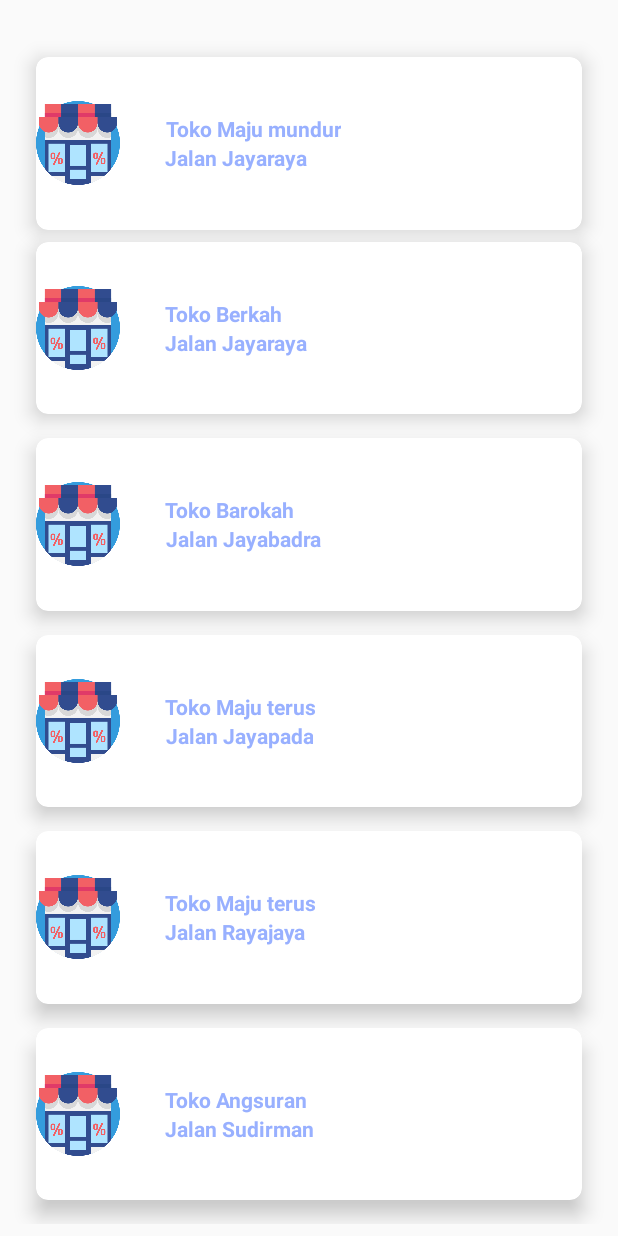
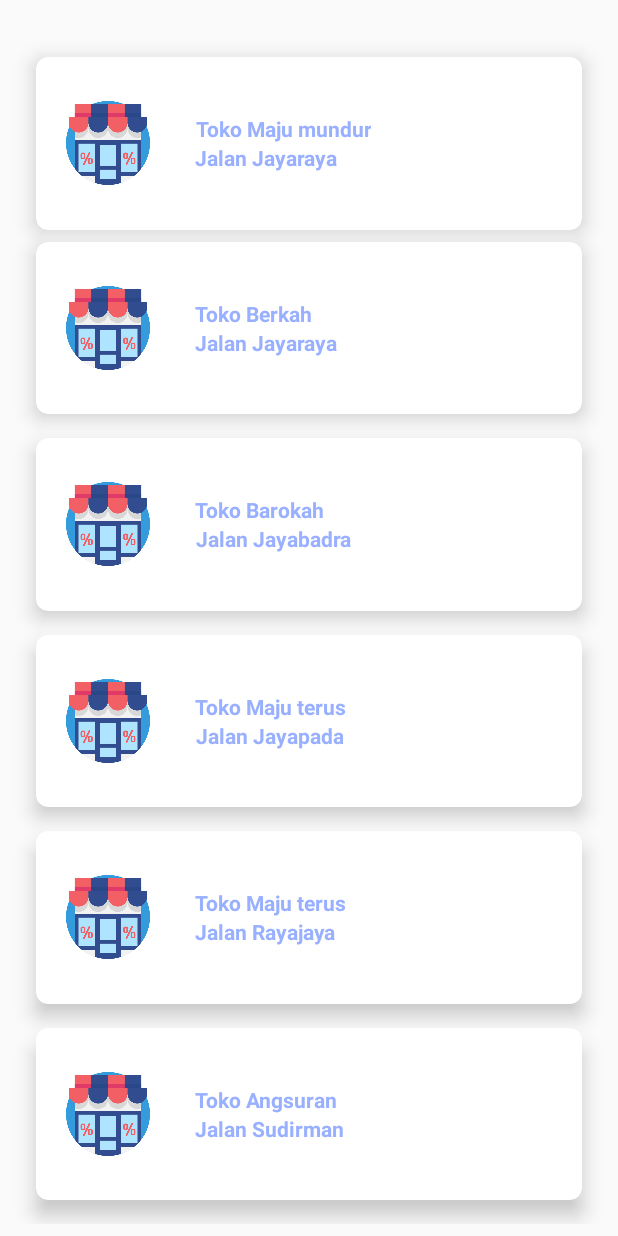
Before and after one commit to rizqikrisandika/Android-Gaslon, an Android app: the layout activity_store.xml on its own in the app's theme, with its tools: preview values and no code run, on a phone screen of 412 x 824 dp. Run offline under Robolectric (Android 15) with nearby library versions, the phone set to English and light mode, and no system bars.

Commit message:
update responsive

```diff
--- a/app/src/main/res/layout-sw420dp/activity_store.xml
+++ b/app/src/main/res/layout-sw420dp/activity_store.xml
@@ -75,6 +75,7 @@
 
         <!-- 1,2-->
         <androidx.cardview.widget.CardView
+            android:id="@+id/tokoB"
             android:layout_width="0dp"
             android:layout_height="0dp"
             android:layout_rowWeight="1"
@@ -128,6 +129,7 @@
 
         <!-- 1,3-->
         <androidx.cardview.widget.CardView
+            android:id="@+id/tokoC"
             android:layout_width="0dp"
             android:layout_height="0dp"
             android:layout_rowWeight="1"
@@ -181,6 +183,7 @@
 
         <!-- 2,1-->
         <androidx.cardview.widget.CardView
+            android:id="@+id/tokoD"
             android:layout_width="0dp"
             android:layout_height="0dp"
             android:layout_rowWeight="1"
@@ -234,6 +237,7 @@
 
         <!-- 2,2-->
         <androidx.cardview.widget.CardView
+            android:id="@+id/tokoE"
             android:layout_width="0dp"
             android:layout_height="0dp"
             android:layout_rowWeight="1"
@@ -287,6 +291,7 @@
 
         <!-- 2,3-->
         <androidx.cardview.widget.CardView
+            android:id="@+id/tokoF"
             android:layout_width="0dp"
             android:layout_height="0dp"
             android:layout_rowWeight="1"
--- a/app/src/main/res/layout-sw600dp/activity_store.xml
+++ b/app/src/main/res/layout-sw600dp/activity_store.xml
@@ -75,6 +75,7 @@
 
         <!-- 1,2-->
         <androidx.cardview.widget.CardView
+            android:id="@+id/tokoB"
             android:layout_width="0dp"
             android:layout_height="0dp"
             android:layout_rowWeight="1"
@@ -128,6 +129,7 @@
 
         <!-- 1,3-->
         <androidx.cardview.widget.CardView
+            android:id="@+id/tokoC"
             android:layout_width="0dp"
             android:layout_height="0dp"
             android:layout_rowWeight="1"
@@ -181,6 +183,7 @@
 
         <!-- 2,1-->
         <androidx.cardview.widget.CardView
+            android:id="@+id/tokoD"
             android:layout_width="0dp"
             android:layout_height="0dp"
             android:layout_rowWeight="1"
@@ -234,6 +237,7 @@
 
         <!-- 2,2-->
         <androidx.cardview.widget.CardView
+            android:id="@+id/tokoE"
             android:layout_width="0dp"
             android:layout_height="0dp"
             android:layout_rowWeight="1"
@@ -287,6 +291,7 @@
 
         <!-- 2,3-->
         <androidx.cardview.widget.CardView
+            android:id="@+id/tokoF"
             android:layout_width="0dp"
             android:layout_height="0dp"
             android:layout_rowWeight="1"
--- a/app/src/main/res/layout-sw720dp/activity_store.xml
+++ b/app/src/main/res/layout-sw720dp/activity_store.xml
@@ -75,6 +75,7 @@
 
         <!-- 1,2-->
         <androidx.cardview.widget.CardView
+            android:id="@+id/tokoB"
             android:layout_width="0dp"
             android:layout_height="0dp"
             android:layout_rowWeight="1"
@@ -128,6 +129,7 @@
 
         <!-- 1,3-->
         <androidx.cardview.widget.CardView
+            android:id="@+id/tokoC"
             android:layout_width="0dp"
             android:layout_height="0dp"
             android:layout_rowWeight="1"
@@ -181,6 +183,7 @@
 
         <!-- 2,1-->
         <androidx.cardview.widget.CardView
+            android:id="@+id/tokoD"
             android:layout_width="0dp"
             android:layout_height="0dp"
             android:layout_rowWeight="1"
@@ -234,6 +237,7 @@
 
         <!-- 2,2-->
         <androidx.cardview.widget.CardView
+            android:id="@+id/tokoE"
             android:layout_width="0dp"
             android:layout_height="0dp"
             android:layout_rowWeight="1"
@@ -287,6 +291,7 @@
 
         <!-- 2,3-->
         <androidx.cardview.widget.CardView
+            android:id="@+id/tokoF"
             android:layout_width="0dp"
             android:layout_height="0dp"
             android:layout_rowWeight="1"
--- a/app/src/main/res/layout/activity_store.xml
+++ b/app/src/main/res/layout/activity_store.xml
@@ -41,6 +41,7 @@
                     android:layout_width="56dp"
                     android:layout_height="56dp"
                     android:layout_gravity="left"
+                    android:layout_marginLeft="20dp"
                     android:id="@+id/imgStore"
                     android:src="@drawable/store" />
 
@@ -74,6 +75,7 @@
 
         <!-- 1,2-->
         <androidx.cardview.widget.CardView
+            android:id="@+id/tokoB"
             android:layout_width="0dp"
             android:layout_height="0dp"
             android:layout_rowWeight="1"
@@ -94,6 +96,7 @@
                     android:layout_width="56dp"
                     android:layout_height="56dp"
                     android:layout_gravity="left"
+                    android:layout_marginLeft="20dp"
                     android:src="@drawable/store" />
 
                 <LinearLayout
@@ -126,6 +129,7 @@
 
         <!-- 1,3-->
         <androidx.cardview.widget.CardView
+            android:id="@+id/tokoC"
             android:layout_width="0dp"
             android:layout_height="0dp"
             android:layout_rowWeight="1"
@@ -146,6 +150,7 @@
                     android:layout_width="56dp"
                     android:layout_height="56dp"
                     android:layout_gravity="left"
+                    android:layout_marginLeft="20dp"
                     android:src="@drawable/store" />
 
                 <LinearLayout
@@ -178,6 +183,7 @@
 
         <!-- 2,1-->
         <androidx.cardview.widget.CardView
+            android:id="@+id/tokoD"
             android:layout_width="0dp"
             android:layout_height="0dp"
             android:layout_rowWeight="1"
@@ -198,6 +204,7 @@
                     android:layout_width="56dp"
                     android:layout_height="56dp"
                     android:layout_gravity="left"
+                    android:layout_marginLeft="20dp"
                     android:src="@drawable/store" />
 
                 <LinearLayout
@@ -230,6 +237,7 @@
 
         <!-- 2,2-->
         <androidx.cardview.widget.CardView
+            android:id="@+id/tokoE"
             android:layout_width="0dp"
             android:layout_height="0dp"
             android:layout_rowWeight="1"
@@ -250,6 +258,7 @@
                     android:layout_width="56dp"
                     android:layout_height="56dp"
                     android:layout_gravity="left"
+                    android:layout_marginLeft="20dp"
                     android:src="@drawable/store" />
 
                 <LinearLayout
@@ -282,6 +291,7 @@
 
         <!-- 2,3-->
         <androidx.cardview.widget.CardView
+            android:id="@+id/tokoF"
             android:layout_width="0dp"
             android:layout_height="0dp"
             android:layout_rowWeight="1"
@@ -302,6 +312,7 @@
                     android:layout_width="56dp"
                     android:layout_height="56dp"
                     android:layout_gravity="left"
+                    android:layout_marginLeft="20dp"
                     android:src="@drawable/store" />
 
                 <LinearLayout
```
